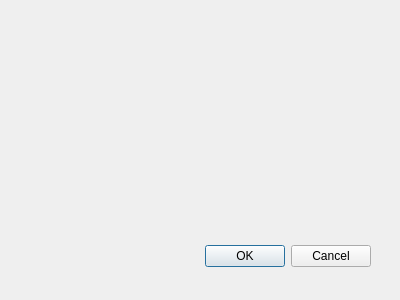
First picture: the form in Linpop/uploadwindow.ui, repository BAKFR/linpop, before the edit.
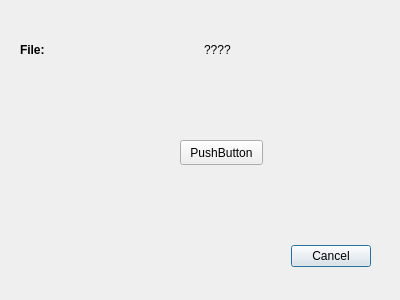
Second picture: the form after the edit.

```diff
--- a/Linpop/uploadwindow.ui
+++ b/Linpop/uploadwindow.ui
@@ -28,9 +28,60 @@
     <enum>Qt::Horizontal</enum>
    </property>
    <property name="standardButtons">
-    <set>QDialogButtonBox::Cancel|QDialogButtonBox::Ok</set>
+    <set>QDialogButtonBox::Cancel</set>
    </property>
   </widget>
+  <widget class="QPushButton" name="pushButton">
+   <property name="geometry">
+    <rect>
+     <x>180</x>
+     <y>140</y>
+     <width>83</width>
+     <height>25</height>
+    </rect>
+   </property>
+   <property name="text">
+    <string>PushButton</string>
+   </property>
+  </widget>
+  <widget class="QWidget" name="horizontalLayoutWidget">
+   <property name="geometry">
+    <rect>
+     <x>20</x>
+     <y>10</y>
+     <width>361</width>
+     <height>80</height>
+    </rect>
+   </property>
+   <layout class="QHBoxLayout" name="horizontalLayout_2">
+    <item>
+     <widget class="QLabel" name="label">
+      <property name="font">
+       <font>
+        <weight>75</weight>
+        <bold>true</bold>
+       </font>
+      </property>
+      <property name="text">
+       <string>File:</string>
+      </property>
+     </widget>
+    </item>
+    <item>
+     <widget class="QLabel" name="label_fileName">
+      <property name="font">
+       <font>
+        <weight>50</weight>
+        <bold>false</bold>
+       </font>
+      </property>
+      <property name="text">
+       <string>????</string>
+      </property>
+     </widget>
+    </item>
+   </layout>
+  </widget>
  </widget>
  <pixmapfunction/>
  <resources/>
```
Left out of the diff: 7 changed lines with no effect on the pictures.
